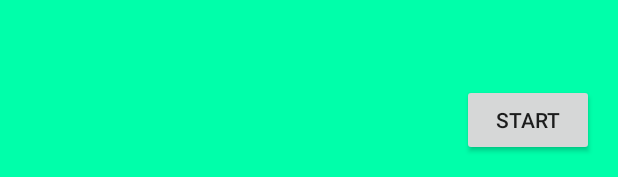
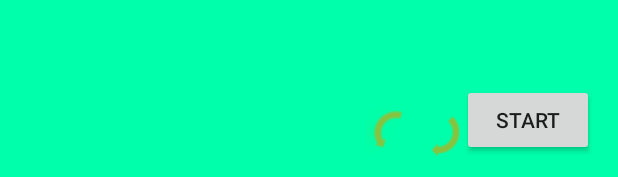
Before and after one commit to JeremyJiWZ/--android, an Android app: the layout activity_game.xml on its own in the app's theme, with its tools: preview values and no code run, on a phone screen of 412 x 824 dp. Shown: the part 1056-1233 px from the top of the screen. Run offline under Robolectric (Android 15) with nearby library versions, the phone set to English and light mode, and no system bars.

Commit message:
Fix bugs

```diff
--- a/app/src/main/java/wj/airwar/Airplane.java
+++ b/app/src/main/java/wj/airwar/Airplane.java
@@ -128,7 +128,8 @@ class Plane
 
 	Plane()
 	{
-		row = col = d = -1;
+		row = col = -1;
+		d = 0;
 		isPlace=false;
 	}
 
--- a/app/src/main/java/wj/airwar/Double_Activity.java
+++ b/app/src/main/java/wj/airwar/Double_Activity.java
@@ -33,7 +33,6 @@ public class Double_Activity extends AppCompatActivity {
         if (id == R.id.action_settings) {
             return true;
         }
-
         return super.onOptionsItemSelected(item);
     }
 }
--- a/app/src/main/res/layout/activity_game.xml
+++ b/app/src/main/res/layout/activity_game.xml
@@ -29,7 +29,7 @@
         android:layout_width="wrap_content"
         android:layout_height="wrap_content"
         android:id="@+id/plane1"
-        android:layout_marginLeft="470dp"
+        android:layout_marginLeft="500dp"
         android:layout_marginTop="30dp"
         android:clickable="true"
         />
@@ -53,16 +53,15 @@
         android:layout_height="wrap_content"
         android:background="@drawable/spin_right"
         android:id="@+id/spinRight"
-        android:layout_alignTop="@+id/button"
-        android:layout_alignRight="@+id/plane1"
-        android:layout_alignEnd="@+id/plane1"/>
+        android:layout_alignBottom="@+id/button"
+        android:layout_toLeftOf="@+id/button"
+        />
     <ImageButton
         android:layout_width="wrap_content"
         android:layout_height="wrap_content"
         android:id="@+id/spinLeft"
         android:background="@drawable/spin_left"
-        android:layout_alignBottom="@+id/spinRight"
-        android:layout_alignLeft="@+id/spinRight"
-        android:layout_alignStart="@+id/spinRight"
+        android:layout_alignBottom="@+id/button"
+        android:layout_toLeftOf="@+id/spinRight"
         />
 </RelativeLayout>
```
Also changed, not shown: app/src/main/java/wj/airwar/GameActivity.java (+34 -12 lines), 3 other files.
